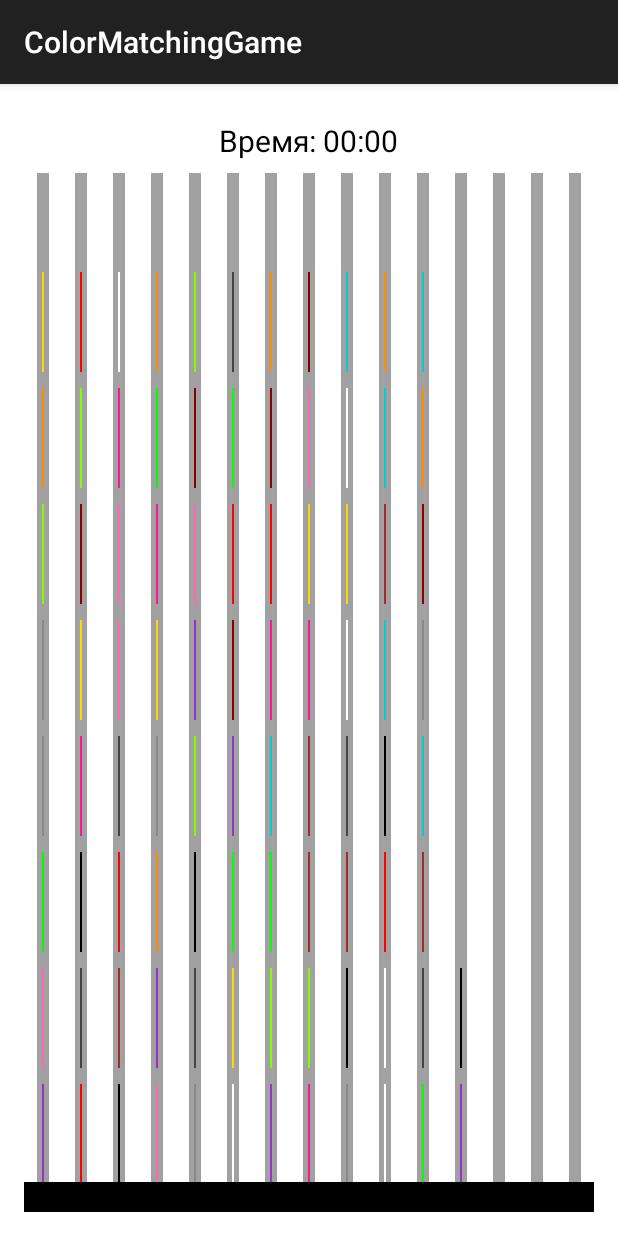
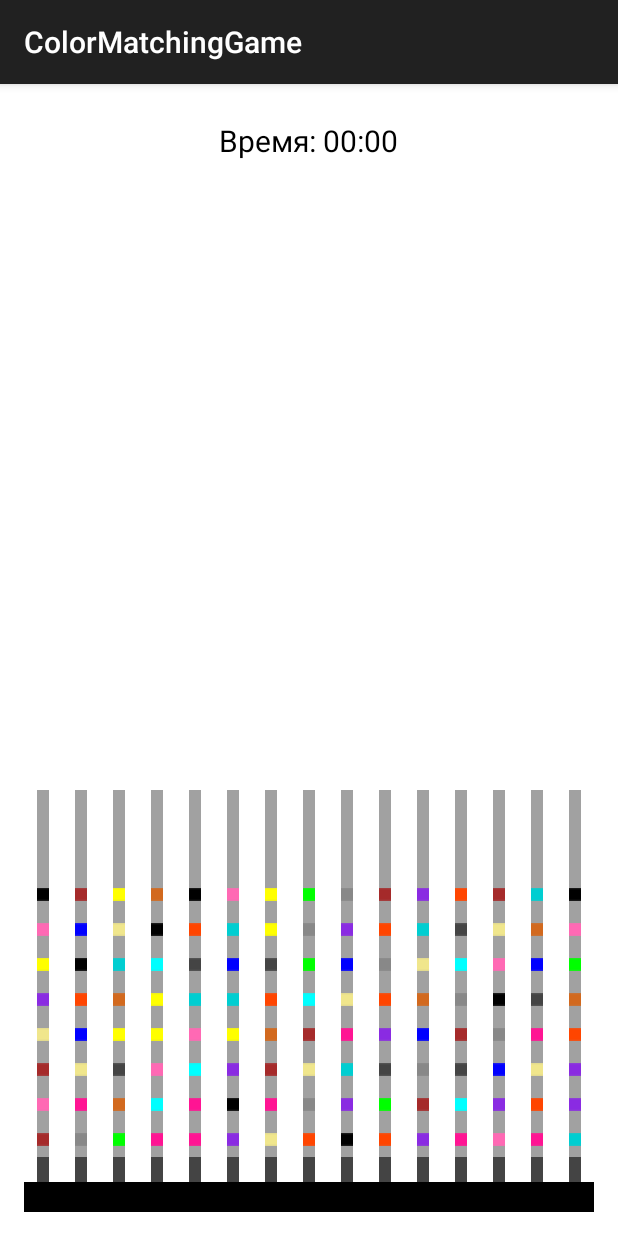
Before and after one commit to MyOriginalName/ColorMatchingGame, an Android app built with Jetpack Compose: the screen it shows after launch (MainActivity), on a phone screen of 412 x 824 dp. Run offline under Robolectric (Android 15) with nearby library versions, the phone set to English and light mode, and no system bars.

Commit message:
add sprites for blocks

```diff
--- a/app/build.gradle.kts
+++ b/app/build.gradle.kts
@@ -16,6 +16,7 @@ android {
         versionCode = 1
         versionName = "1.0"
         testInstrumentationRunner = "androidx.test.runner.AndroidJUnitRunner"
+        vectorDrawables.useSupportLibrary = true
     }
 
     compileOptions {
@@ -35,13 +36,16 @@ android {
 dependencies {
     // Другие зависимости вашего проекта
     implementation("androidx.appcompat:appcompat:1.6.1")
+    implementation("androidx.appcompat:appcompat:1.6.1")
     implementation("org.jetbrains.kotlin:kotlin-stdlib:1.9.0")
     implementation("androidx.compose.ui:ui:1.5.1")
     implementation("androidx.compose.ui:ui-tooling-preview:1.5.1")
     implementation("androidx.compose.material3:material3:1.1.0")
+    implementation("org.jetbrains.kotlinx:kotlinx-coroutines-android:1.6.4")
     debugImplementation("androidx.compose.ui:ui-tooling:1.5.1")
     debugImplementation("androidx.compose.ui:ui-test-manifest:1.5.1")
     testImplementation("junit:junit:4.13.2")
+
 
     // Зависимости для Android Instrumented Tests:
     androidTestImplementation("androidx.test.ext:junit:1.1.5")
--- a/app/src/main/java/com/example/colormatchinggame/MainActivity.kt
+++ b/app/src/main/java/com/example/colormatchinggame/MainActivity.kt
@@ -2,6 +2,8 @@ package com.example.colormatchinggame
 
 import android.annotation.SuppressLint
 import android.graphics.Color
+import android.graphics.PorterDuff
+import android.graphics.PorterDuffColorFilter
 import android.os.Build
 import android.os.Bundle
 import android.os.CountDownTimer
@@ -9,24 +11,26 @@ import android.view.DragEvent
 import android.view.MotionEvent
 import android.view.View
 import android.widget.FrameLayout
+import android.widget.ImageView
 import android.widget.LinearLayout
 import android.widget.TextView
 import android.widget.Toast
 import androidx.appcompat.app.AppCompatActivity
 import androidx.appcompat.app.AlertDialog
+import android.graphics.drawable.VectorDrawable
 import kotlin.random.Random
 
 class MainActivity : AppCompatActivity() {
 
-    private val numColumns = 15         // Количество столбцов
-    private val numBlocks = 90          // Количество блоков
+    private val numColumns = 15        // Количество столбцов
+    private val numBlocks = 180          // Количество блоков
     private val maxBlocksPerColumn = 10 // Максимальное количество блоков в колонке
     private val blocksToFillPerColumn = maxBlocksPerColumn - 2 // Оставляем 2 пустых места
 
     // Отступы для регулировки
-    private val blockMargin = 8         // Отступы между блоками
-    private val columnSpacing = 10      // Отступы между столбцами
-    private val platformHeight = 20     // Высота подставки (платформы)
+    private val blockMargin = -8        // Отступы между блоками
+    private val columnSpacing = 13      // Отступы между столбцами
+    private val platformHeight = 55     // Высота подставки (платформы)
 
     private lateinit var columns: List<LinearLayout>
     private val blockColors: List<Int> = generateColorsForColumns(numColumns)
@@ -111,7 +115,7 @@ class MainActivity : AppCompatActivity() {
         // Получаем высоту блока
         val blockHeight = calculateBlockHeight()
         // Учитываем отступы между блоками при расчете высоты линии
-        val totalBlockHeight = blockHeight * (maxBlocksPerColumn + 1)
+        val totalBlockHeight = blockHeight * (maxBlocksPerColumn)
         val totalMarginHeight = blockMargin * (maxBlocksPerColumn + 1)
         val maxRodHeight = totalBlockHeight + totalMarginHeight
         return maxRodHeight
@@ -122,7 +126,8 @@ class MainActivity : AppCompatActivity() {
         val availableColors = listOf(
             Color.RED, Color.BLUE, Color.YELLOW, Color.GREEN,
             Color.MAGENTA, Color.CYAN, Color.BLACK, Color.GRAY,
-            Color.DKGRAY, Color.LTGRAY, Color.WHITE, Color.parseColor("#FF6347"), // Tomato
+            Color.DKGRAY, Color.LTGRAY,
+            Color.parseColor("#FF6347"), // Tomato
             Color.parseColor("#FFD700"), // Gold
             Color.parseColor("#FF1493"), // DeepPink
             Color.parseColor("#FF4500"), // OrangeRed
@@ -140,9 +145,6 @@ class MainActivity : AppCompatActivity() {
         // Возвращаем случайный порядок цветов, который не превышает количество столбцов
         return availableColors.shuffled().take(numColumns)
     }
-
-
-
 
     @SuppressLint("ClickableViewAccessibility")
     private fun addBlocksToColumns() {
@@ -165,18 +167,33 @@ class MainActivity : AppCompatActivity() {
     private fun addBlockToColumn(column: LinearLayout, block: Block) {
         if (column.childCount >= blocksToFillPerColumn) return
 
-        val blockView = View(this).apply {
-            setBackgroundColor(block.color)
+        val blockView = ImageView(this).apply {
+            // Устанавливаем векторный drawable
+            setImageResource(R.drawable.block)
+
+            // Применяем цвет к внутренней части
+            val drawable = drawable.mutate() as? VectorDrawable
+            drawable?.colorFilter = PorterDuffColorFilter(block.color, PorterDuff.Mode.SRC_IN)
+
             layoutParams = LinearLayout.LayoutParams(
-                LinearLayout.LayoutParams.MATCH_PARENT, calculateBlockHeight()
-            ).apply { setMargins(blockMargin, blockMargin, blockMargin, blockMargin) }
+                LinearLayout.LayoutParams.MATCH_PARENT,
+                calculateBlockHeight()
+            ).apply {
+                setMargins(blockMargin, blockMargin, blockMargin, blockMargin)
+            }
 
-            tag = block.id
+            // Сохраняем цвет в теге
+            tag = block.color
+
+            adjustViewBounds = true
+            scaleType = ImageView.ScaleType.FIT_CENTER
+
             setOnTouchListener { view, motionEvent ->
                 val parent = view.parent as? LinearLayout ?: return@setOnTouchListener false
                 if (parent.getChildAt(0) != view) return@setOnTouchListener false
 
-                if (motionEvent.action == MotionEvent.ACTION_DOWN) {
+                when (motionEvent.action) {
+                    MotionEvent.ACTION_DOWN -> {
                         val dragShadow = View.DragShadowBuilder(view)
                         if (Build.VERSION.SDK_INT >= Build.VERSION_CODES.N) {
                             view.startDragAndDrop(null, dragShadow, view, 0)
@@ -185,13 +202,12 @@ class MainActivity : AppCompatActivity() {
                             view.startDrag(null, dragShadow, view, 0)
                         }
 
-                    // Если это первый перетаскиваемый блок, запускаем таймер
                         if (!isGameStarted) {
                             startGameTimer()
                         }
                         true
-                } else {
-                    false
+                    }
+                    else -> false
                 }
             }
         }
@@ -200,8 +216,7 @@ class MainActivity : AppCompatActivity() {
 
     private fun calculateBlockHeight(): Int {
         val screenHeight = resources.displayMetrics.heightPixels
-        val blockHeight = (screenHeight / (maxBlocksPerColumn - 2) / 3).coerceIn(100, 200)
-        return blockHeight
+        return (screenHeight / (maxBlocksPerColumn - 2) / 3).coerceIn(50, 200)
     }
 
     private fun setupDragListener(column: LinearLayout) {
@@ -234,12 +249,16 @@ class MainActivity : AppCompatActivity() {
     }
 
     private fun isColumnWin(column: LinearLayout): Boolean {
-        val firstBlockColor = (column.getChildAt(0) as? View)?.background?.let {
-            (it as? android.graphics.drawable.ColorDrawable)?.color
-        }
+        if (column.childCount == 0) return false
+
+        // Получаем цвет первого блока
+        val firstBlock = column.getChildAt(0)
+        val firstBlockColor = firstBlock.tag as? Int ?: return false
+
+        // Проверяем, что все блоки в колонке имеют тот же цвет
         return (0 until column.childCount).all { i ->
             val child = column.getChildAt(i)
-            val blockColor = (child.background as? android.graphics.drawable.ColorDrawable)?.color
+            val blockColor = child.tag as? Int
             blockColor == firstBlockColor
         }
     }
--- /dev/null
+++ b/app/src/main/res/drawable/block.xml
@@ -0,0 +1,18 @@
+<vector xmlns:android="http://schemas.android.com/apk/res/android"
+    xmlns:aapt="http://schemas.android.com/aapt"
+    android:width="115.31dp"
+    android:height="50.8dp"
+    android:viewportWidth="115.31"
+    android:viewportHeight="50.8">
+  <path
+      android:pathData="m22.3,1a21.3,24.4 0,0 0,-21.3 24.4,21.3 24.4,0 0,0 21.3,24.4 21.3,24.4 0,0 0,0.36 -0.03h69.46a21.74,24.37 0,0 0,0.45 0.04,21.74 24.37,0 0,0 1.15,-0.04h0.43v-0.04A21.74,24.37 0,0 0,114.31 25.44,21.74 24.37,0 0,0 94.16,1.2L94.16,1.05L22.99,1.05a21.3,24.4 0,0 0,-0.69 -0.06z"
+      android:fillColor="#FFFFFF"
+  android:strokeWidth="0"/>
+  <path
+      android:pathData="m22.3,1a21.3,24.4 0,0 0,-21.3 24.4,21.3 24.4,0 0,0 21.3,24.4 21.3,24.4 0,0 0,0.36 -0.03h69.46a21.74,24.37 0,0 0,0.45 0.04,21.74 24.37,0 0,0 1.15,-0.04h0.43v-0.04A21.74,24.37 0,0 0,114.31 25.44,21.74 24.37,0 0,0 94.16,1.2L94.16,1.05L22.99,1.05a21.3,24.4 0,0 0,-0.69 -0.06z"
+      android:strokeLineJoin="bevel"
+      android:strokeWidth="1.99077"
+      android:fillColor="#00000000"
+  android:strokeColor="#000000"
+  android:fillType="nonZero"/>
+</vector>
```
Lines whose indentation alone changed are shown as unchanged.
